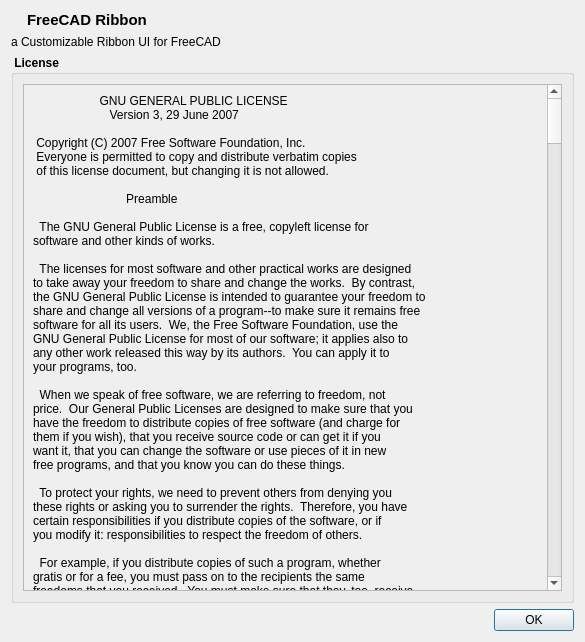
First picture: the form in Resources/ui/LicenseForm.ui, repository APEbbers/FreeCAD-Ribbon, before the edit.
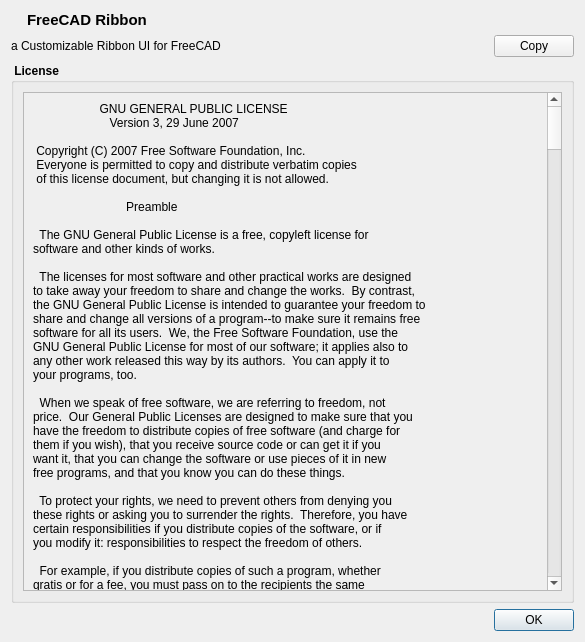
Second picture: the form after the edit.

Commit message: test with copy version info - 1

```diff
--- a/Resources/ui/LicenseForm.ui
+++ b/Resources/ui/LicenseForm.ui
@@ -13,7 +13,7 @@
   <property name="windowTitle">
    <string>about FreeCAD Ribbon</string>
   </property>
-  <layout class="QGridLayout" name="gridLayout_4">
+  <layout class="QGridLayout" name="gridLayout_5">
    <item row="0" column="0">
     <layout class="QGridLayout" name="gridLayout">
      <item row="0" column="0">
@@ -60,6 +60,8 @@
     </layout>
    </item>
    <item row="1" column="0">
+    <layout class="QGridLayout" name="gridLayout_4">
+     <item row="0" column="0">
     <widget class="QLabel" name="Introduction">
      <property name="sizePolicy">
       <sizepolicy hsizetype="Preferred" vsizetype="Minimum">
@@ -74,6 +76,21 @@
       <bool>true</bool>
      </property>
     </widget>
+     </item>
+     <item row="0" column="1">
+      <widget class="QPushButton" name="CopyVersionInfo">
+       <property name="sizePolicy">
+        <sizepolicy hsizetype="Fixed" vsizetype="Fixed">
+         <horstretch>0</horstretch>
+         <verstretch>0</verstretch>
+        </sizepolicy>
+       </property>
+       <property name="text">
+        <string>Copy</string>
+       </property>
+      </widget>
+     </item>
+    </layout>
    </item>
    <item row="2" column="0">
     <widget class="QGroupBox" name="groupBox_2">
```
Lines whose indentation alone changed are shown as unchanged. The commit also changes 3 other files.
